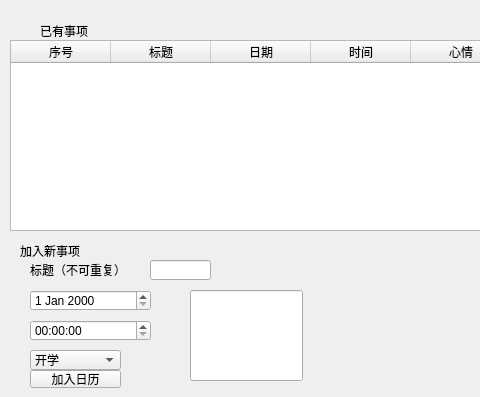
Arthur381/QTproject, file realProgect/modevent.ui: the form before one commit; both pictures show x 0 to 480 and y 0 to 397 of the 869 by 397 pixel window.
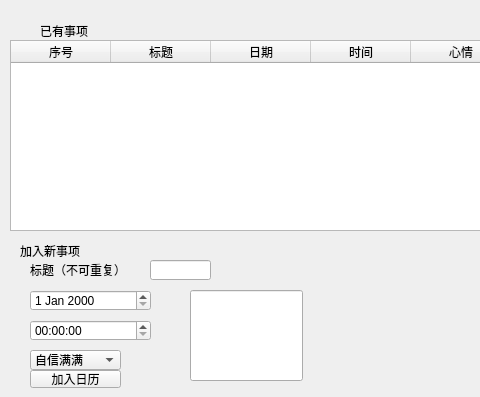
The form after the commit. Icons and pictures are not drawn.

The edit to the form file:
```diff
--- a/realProgect/modevent.ui
+++ b/realProgect/modevent.ui
@@ -61,7 +61,12 @@
    </property>
    <item>
     <property name="text">
-     <string>开学</string>
+     <string>自信满满</string>
+    </property>
+   </item>
+   <item>
+    <property name="text">
+     <string>开心</string>
     </property>
    </item>
    <item>
```
Left out of the diff: 33 changed lines with no effect on the pictures.
